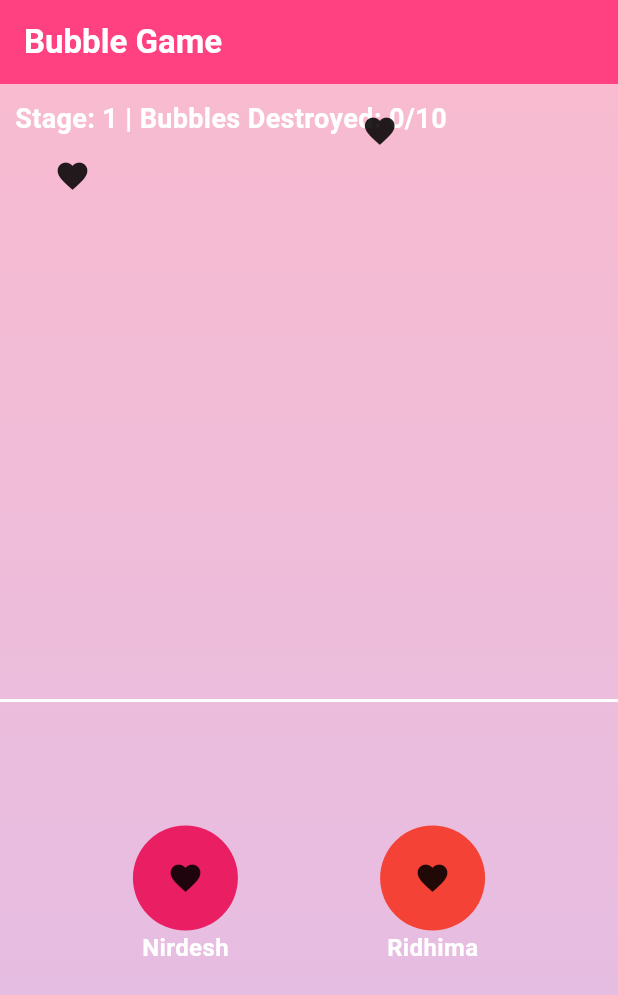
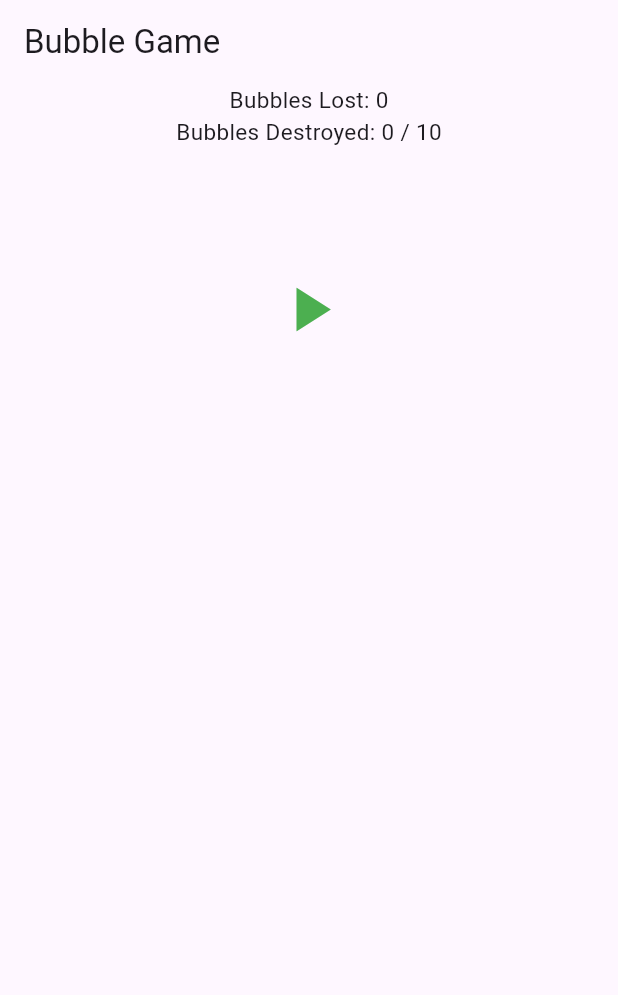
Before and after one commit to NirdeshGothania/bubble_game, a Flutter app: the screen it shows after launch, on a phone screen of 412 x 824 dp. Shown: the top 995 px of the screen. Run offline on Flutter 3.47's test engine with Material 3 defaults, Android fonts, the light colour scheme and no system bars.

Commit message:
Added level

```diff
--- /dev/null
+++ b/lib/level.dart
@@ -0,0 +1,170 @@
+import 'dart:math';
+
+import 'package:bubble_game/bubble.dart';
+import 'package:flutter/material.dart';
+import 'package:flutter/scheduler.dart';
+
+class Level extends StatefulWidget {
+  final double bubbleSpeed;
+  final int totalCount;
+  final Duration spawnDelay;
+  final void Function() onGameWin;
+  final void Function() onGameLose;
+
+  const Level({
+    super.key,
+    required this.bubbleSpeed,
+    required this.totalCount,
+    required this.spawnDelay,
+    required this.onGameWin,
+    required this.onGameLose,
+  });
+
+  @override
+  State<Level> createState() => _LevelState();
+}
+
+class BubbleProps {
+  Offset position;
+  double speed;
+
+  BubbleProps(this.position, this.speed);
+}
+
+class _LevelState extends State<Level> with TickerProviderStateMixin {
+  int bubblesDestroyed = 0;
+  Set<BubbleProps> bubblePositions = {};
+
+  Random random = Random();
+  bool disposed = false;
+
+  late final Ticker ticker;
+
+  int bubblesLost = 0;
+
+  @override
+  void initState() {
+    ticker = createTicker(moveBubbles);
+    super.initState();
+  }
+
+  @override
+  void dispose() {
+    endGame();
+    ticker.dispose();
+    super.dispose();
+  }
+
+  @override
+  Widget build(BuildContext context) {
+    return Stack(
+      children: [
+        if (!ticker.isActive)
+          Positioned(
+            child: Center(
+              child: IconButton(
+                icon: const Icon(
+                  Icons.play_arrow,
+                  color: Colors.green,
+                ),
+                iconSize: 50,
+                onPressed: () {
+                  ticker.start();
+                  spawn();
+                },
+              ),
+            ),
+          ),
+        Positioned(
+          top: 0,
+          left: 0,
+          right: 0,
+          child: Column(
+            mainAxisSize: MainAxisSize.min,
+            children: [
+              Text(
+                'Bubbles Lost: $bubblesLost',
+                style: const TextStyle(fontSize: 15),
+              ),
+              Text(
+                'Bubbles Destroyed: $bubblesDestroyed / ${widget.totalCount}',
+                style: const TextStyle(fontSize: 15),
+              ),
+            ],
+          ),
+        ),
+        for (final bubblePosition in bubblePositions)
+          Positioned(
+            top: bubblePosition.position.dy,
+            left: bubblePosition.position.dx,
+            child: GestureDetector(
+              onTap: () {
+                setState(() {
+                  bubblePositions.remove(bubblePosition);
+                  destroyBubble();
+                });
+              },
+              child: const Bubble(),
+            ),
+          ),
+      ],
+    );
+  }
+
+  Future<void> spawn() async {
+    await Future.delayed(widget.spawnDelay);
+    if (!disposed) {
+      bubblePositions.add(
+        BubbleProps(
+          Offset(
+            30 +
+                random.nextDouble() *
+                    (MediaQuery.of(context).size.width - 30 * 2),
+            0,
+          ),
+          widget.bubbleSpeed + random.nextDouble() * widget.bubbleSpeed,
+        ),
+      );
+      spawn();
+    }
+  }
+
+  void moveBubbles(Duration elapsed) {
+    if (disposed) return;
+    final int millisecondsElapsed = elapsed.inMilliseconds;
+    setState(() {
+      bubblePositions = bubblePositions
+          .map((bubble) => BubbleProps(
+              Offset(
+                bubble.position.dx,
+                bubble.position.dy + bubble.speed * millisecondsElapsed / 1000,
+              ),
+              bubble.speed))
+          .toSet();
+      bubblePositions.removeWhere((bubble) {
+        bool hasReachedEnd =
+            bubble.position.dy > MediaQuery.of(context).size.height;
+        if (hasReachedEnd) bubblesLost++;
+        return hasReachedEnd;
+      });
+      if (bubblesLost >= widget.totalCount / 2) {
+        endGame();
+        widget.onGameLose();
+      }
+    });
+  }
+
+  void destroyBubble() {
+    bubblesDestroyed++;
+    if (bubblesDestroyed >= widget.totalCount) {
+      endGame();
+      widget.onGameWin();
+    }
+  }
+
+  void endGame() {
+    disposed = true;
+    ticker.stop();
+    bubblePositions.clear();
+  }
+}
--- a/lib/main.dart
+++ b/lib/main.dart
@@ -1,11 +1,14 @@
+import 'package:bubble_game/game_screen.dart';
+import 'package:bubble_game/level.dart';
 import 'package:flutter/material.dart';
-import 'package:bubble_game/game_screen.dart';
 
 void main() {
-  runApp(BubbleGameApp());
+  runApp(const BubbleGameApp());
 }
 
 class BubbleGameApp extends StatelessWidget {
+  const BubbleGameApp({super.key});
+
   @override
   Widget build(BuildContext context) {
     return MaterialApp(
@@ -14,7 +17,141 @@ class BubbleGameApp extends StatelessWidget {
       theme: ThemeData(
         primarySwatch: Colors.red,
       ),
-      home: GameScreen(),
+      home: const NewGame(),
     );
   }
 }
+
+class NewGame extends StatefulWidget {
+  const NewGame({super.key});
+
+  @override
+  State<NewGame> createState() => _NewGameState();
+}
+
+class _NewGameState extends State<NewGame> {
+  double bubbleSpeed = 0.01;
+  int totalCount = 10;
+  Duration spawnDelay = const Duration(seconds: 2);
+  int level = 1;
+  double nirdeshPosition = 0.3;
+  double ridhimaPosition = 0.7;
+  double nirmaPosition = 0.5;
+
+  void gameWin() {
+    level++;
+    if (level > 3) {
+      showWinDialog(context);
+    } else {
+      setState(() {
+        totalCount += 5;
+        bubbleSpeed += 0.05;
+        spawnDelay -= const Duration(milliseconds: 200);
+      });
+    }
+  }
+
+  void gameLose() {
+    showLoseDialog(context);
+  }
+
+  @override
+  Widget build(BuildContext context) {
+    return Scaffold(
+      appBar: AppBar(
+        title: const Text('Bubble Game'),
+      ),
+      body: Column(
+        children: [
+          SizedBox(
+            height: 300,
+            child: Level(
+              key: ValueKey(level),
+              bubbleSpeed: bubbleSpeed,
+              totalCount: totalCount,
+              spawnDelay: spawnDelay,
+              onGameWin: gameWin,
+              onGameLose: gameLose,
+            ),
+          ),
+          SizedBox(
+            height: 300,
+            width: 500,
+            child: Stack(
+              children: [
+                AnimatedPositioned(
+                  duration: const Duration(seconds: 1),
+                  top: MediaQuery.of(context).size.height * 0.6,
+                  left: level >= 4
+                      ? MediaQuery.of(context).size.width * nirmaPosition - 35
+                      : MediaQuery.of(context).size.width * nirdeshPosition -
+                          35,
+                  child: NamedBubble(
+                    name: level >= 4 ? "Nirma" : "Nirdesh",
+                    color: Colors.pink,
+                  ),
+                ),
+                if (level < 4)
+                  AnimatedPositioned(
+                    duration: const Duration(seconds: 1),
+                    top: MediaQuery.of(context).size.height * 0.6,
+                    left: MediaQuery.of(context).size.width * ridhimaPosition -
+                        35,
+                    child: const NamedBubble(name: "Ridhima"),
+                  ),
+                if (level >= 4)
+                  AnimatedPositioned(
+                    duration: const Duration(seconds: 1),
+                    top: MediaQuery.of(context).size.height * 0.6,
+                    left:
+                        MediaQuery.of(context).size.width * nirmaPosition - 35,
+                    child: const NamedBubble(name: "Nirma"),
+                  ),
+              ],
+            ),
+          ),
+        ],
+      ),
+    );
+  }
+}
+
+Future<void> showWinDialog(BuildContext context) async {
+  return showDialog(
+    context: context,
+    builder: (context) {
+      return AlertDialog(
+        title: const Text('You Win!'),
+        content: const Text('You have completed all levels.'),
+        actions: [
+          TextButton(
+            onPressed: () {
+              Navigator.of(context).pop();
+            },
+            child: const Text('OK'),
+          ),
+        ],
+      );
+    },
+  );
+}
+
+Future<void> showLoseDialog(BuildContext context) async {
+  return showDialog(
+    context: context,
+    builder: (context) {
+      return AlertDialog(
+        title: const Text('You Lose!'),
+        content: const Text('You have lost all your bubbles.'),
+        actions: [
+          TextButton(
+            onPressed: () {
+              Navigator.of(context).pop();
+            },
+            child: const Text('OK'),
+          ),
+        ],
+      );
+    },
+  );
+}
```
Also changed, not shown: lib/bubble.dart (added, +13 -0 lines), lib/game_screen.dart (+26 -16 lines), pubspec.lock.
